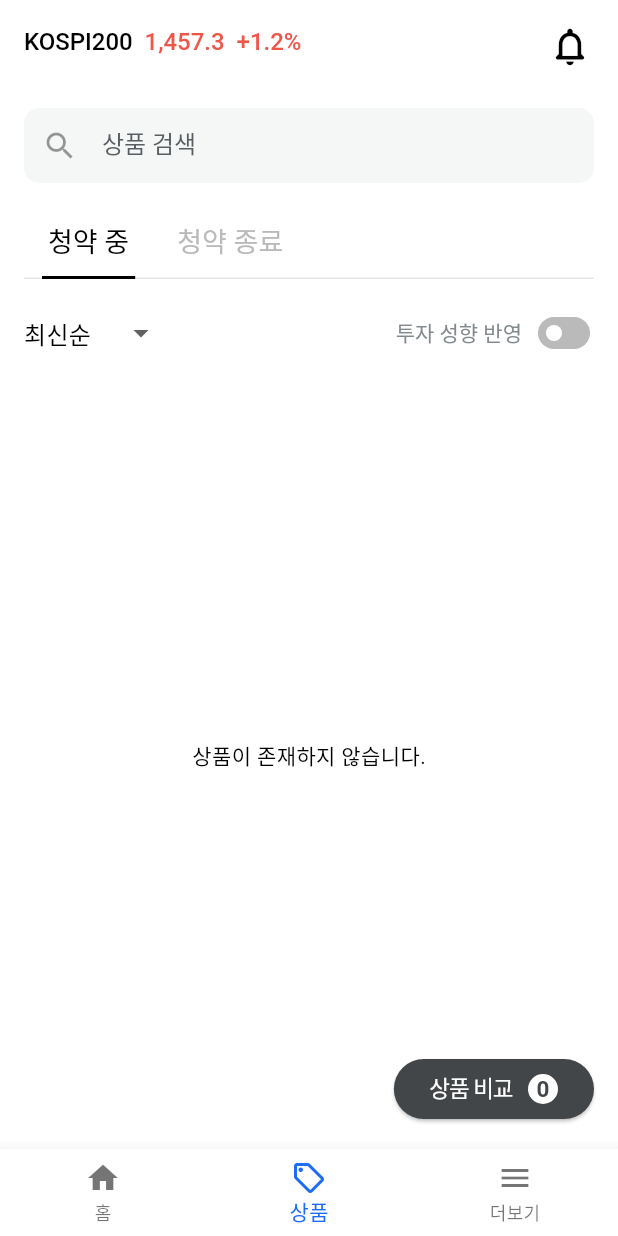
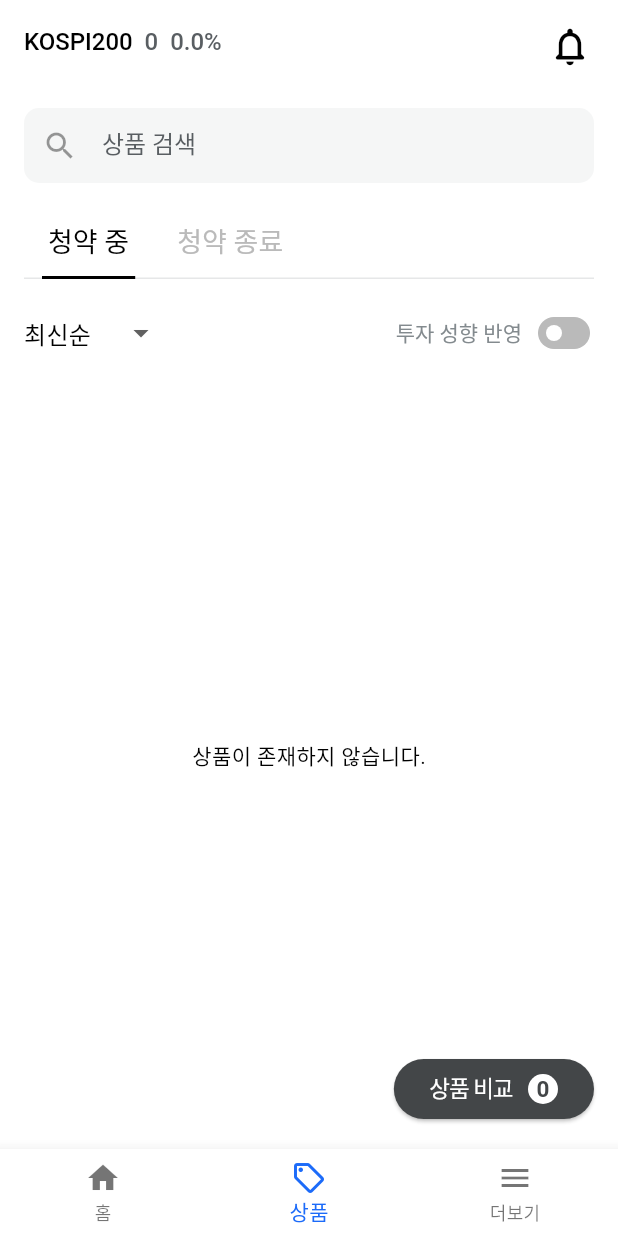
Before and after one commit to SWM-WeLike2Coding/ELSwhere-mobile, a Flutter app: the screen it shows after launch, after a tap on "구글로 계속하기", on a phone screen of 412 x 824 dp. Run offline on Flutter 3.47's test engine with Material 3 defaults, Android fonts, the phone set to English and light mode, and no system bars; drawn by our look-alikes of card_swiper, dropdown_button2; our stand-ins replace dio, flutter_dotenv, flutter_svg, google_fonts, marquee, retrofit and 2 more; missing offline and left inert: flutter_web_auth_2, yahoo_finance_data_reader; generated files the repository leaves out were written again; network calls fail; Roboto replaces fonts that are missing (Pretendard).

Commit message:
feat: 전일 대비 종가 데이터를 상품 화면 상단에 적용

```diff
--- a/lib/data/providers/ticker_symbol_provider.dart
+++ b/lib/data/providers/ticker_symbol_provider.dart
@@ -1,9 +1,16 @@
 import 'package:elswhere/data/models/dtos/response_ticker_symbol_dto.dart';
 import 'package:elswhere/data/services/els_product_service.dart';
 import 'package:flutter/material.dart';
+import 'package:yahoo_finance_data_reader/yahoo_finance_data_reader.dart';
 
 class TickerSymbolProvider extends ChangeNotifier {
   List<ResponseTickerSymbolDto> _tickers = [];
+  final List<String> _stockIndex = ['KOSPI200', 'S&P500', 'EUROSTOXX50', 'NIKKEI225', 'HSCEI'];
+  final List<String> _tickerSymbol = ['KS200', 'GSPC', 'STOXX50E', 'N225', 'HSCE'];
+  final List<double> _price = List.filled(5, 0);
+  final List<double> _rate = List.filled(5, 0);
+  final int _length = 5;
+  final _yfinanceReader = const YahooFinanceDailyReader();
   bool _isLoading = false;
 
   final ProductService _productService;
@@ -11,6 +18,11 @@ class TickerSymbolProvider extends ChangeNotifier {
   TickerSymbolProvider(this._productService);
 
   List<ResponseTickerSymbolDto> get tickers => _tickers;
+  List<String> get stockIndex => _stockIndex;
+  List<String> get tickerSymbol => _tickerSymbol;
+  List<double> get rate => _rate;
+  List<double> get price => _price;
+  int get length => _length;
   bool get isLoading => _isLoading;
 
   Future<void> fetchTickers() async {
@@ -26,4 +38,20 @@ class TickerSymbolProvider extends ChangeNotifier {
       notifyListeners();
     }
   }
+
+  Future<void> fetchStockPrices() async {
+    for(int i = 0; i < _length ; i++) {
+      final String stock = _tickerSymbol[i];
+      final now = DateTime.now();
+      final twoDaysAgo = now.subtract(const Duration(days: 2));
+      final response = await _yfinanceReader.getDailyDTOs('^$stock', startDate: twoDaysAgo);
+      final candlesData = response.candlesData;
+      if (candlesData.isNotEmpty) {
+        final day1ago = candlesData.last.close;
+        final day2ago = candlesData.first.close;
+        _price[i] = day1ago;
+        _rate[i] = (day1ago - day2ago) / day2ago * 100.0;
+      }
+    }
+  }
 }
--- a/lib/ui/screens/initial_screen.dart
+++ b/lib/ui/screens/initial_screen.dart
@@ -16,16 +16,20 @@ class InitialScreen extends StatelessWidget {
       future: Future.wait([
         Provider.of<IssuerProvider>(context, listen: false).fetchIssuers(),
         Provider.of<TickerSymbolProvider>(context, listen: false).fetchTickers(),
+        Provider.of<TickerSymbolProvider>(context, listen: false).fetchStockPrices(),
       ]),
       builder: (context, snapshot) {
         if (snapshot.connectionState == ConnectionState.waiting) {
           return Scaffold(
-            body: Column(
+            body: Center(
+              child: Column(
                 mainAxisAlignment: MainAxisAlignment.center,
+                crossAxisAlignment: CrossAxisAlignment.center,
                 children: [
                   const CircularProgressIndicator(
                     color: AppColors.mainBlue,
                   ),
+                  const SizedBox(height: 16,),
                   Text(
                     '데이터 로딩중 입니다...',
                     style: Theme.of(context).textTheme.displaySmall?.copyWith(
@@ -34,6 +38,7 @@ class InitialScreen extends StatelessWidget {
                     ),
                   ),
                 ],
+              ),
             ),
           );
         } else if (snapshot.hasError) {
--- a/lib/ui/screens/product_screen.dart
+++ b/lib/ui/screens/product_screen.dart
@@ -42,12 +42,12 @@ class _ProductScreenState extends State<ProductScreen> with SingleTickerProvider
 
   Future<void> typeChanged(BuildContext context, String? value) async {
     //TODO: ProductProvider에 따라서 on sale end sale 구분해서 refresh 해야함
-    // switch(_tabIndex) {
-      // case 0:
+    switch(_tabIndex) {
+      case 0:
         await Provider.of<ELSOnSaleProductsProvider>(context, listen: false).refreshProducts(value!);
-      // case 1:
+      case 1:
         await Provider.of<ELSEndSaleProductsProvider>(context, listen: false).refreshProducts(value!);
-    // }
+    }
     setState(() {
       selectedValue = value!;
       type = widget.itemsMap[value]!;
@@ -68,7 +68,7 @@ class _ProductScreenState extends State<ProductScreen> with SingleTickerProvider
           padding: edgeInsetsAll8,
           child: StockIndexCardSwiper(),
         ),
-        leadingWidth: 300,
+        leadingWidth: double.infinity,
         actions: [
           Padding(
             padding: edgeInsetsAll8,
@@ -80,15 +80,10 @@ class _ProductScreenState extends State<ProductScreen> with SingleTickerProvider
         ],
       ),
       body: Padding(
-        padding: const EdgeInsets.all(8.0),
+        padding: edgeInsetsAll8,
         child: Column(
           crossAxisAlignment: CrossAxisAlignment.start,
           children: [
-            // const Text(
-            //   'ELS 상품',
-            //   style: TextStyle(fontSize: 24, fontWeight: FontWeight.bold),
-            // ),
-            // const SizedBox(height: 16),
             const Row(
               children: [
                 Expanded(
@@ -222,6 +217,7 @@ class _ProductScreenState extends State<ProductScreen> with SingleTickerProvider
                 child: FittedBox(
                   fit: BoxFit.fitHeight,
                   child: CircleAvatar(
+                    backgroundColor: AppColors.contentWhite,
                     child: Text(
                       '$_count',
                       style: Theme.of(context).textTheme.labelMedium?.copyWith(
@@ -230,7 +226,6 @@ class _ProductScreenState extends State<ProductScreen> with SingleTickerProvider
                         fontWeight: FontWeight.w700,
                       ),
                     ),
-                    backgroundColor: AppColors.contentWhite,
                   ),
                 ),
               )
--- a/lib/ui/widgets/els_product_card.dart
+++ b/lib/ui/widgets/els_product_card.dart
@@ -161,8 +161,8 @@ class _ELSProductCardState extends State<ELSProductCard> {
               ),
               AnimatedContainer(
                 curve: Curves.fastOutSlowIn,
-                duration: Duration(milliseconds: 500),
-                transform: Matrix4.translationValues(isSelected ? -190 : 0, 0, 0),
+                duration: const Duration(milliseconds: 500),
+                transform: Matrix4.translationValues(isSelected ? -200 : 0, 0, 0),
                 child: Container(
                   height: cardHeight,
                   padding: edgeInsetsAll16,
@@ -179,11 +179,11 @@ class _ELSProductCardState extends State<ELSProductCard> {
                       Column(
                         children: [
                           CircleAvatar(
+                            backgroundColor: const Color(0xFFF5F6F6),
                             child: Padding(
-                              padding: const EdgeInsets.all(4.0),
+                              padding: edgeInsetsAll4,
                               child: Image.asset(Assets.iconHana),
                             ),
-                            backgroundColor: const Color(0xFFF5F6F6),
                           ),
                         ],
                       ),
--- a/lib/ui/widgets/stock_index_card_swiper.dart
+++ b/lib/ui/widgets/stock_index_card_swiper.dart
@@ -1,70 +1,97 @@
+import 'package:card_swiper/card_swiper.dart';
 import 'package:elswhere/config/app_resource.dart';
+import 'package:elswhere/data/providers/ticker_symbol_provider.dart';
 import 'package:flutter/material.dart';
-import 'package:card_swiper/card_swiper.dart';
 import 'package:intl/intl.dart';
+import 'package:provider/provider.dart';
 
 class StockIndexCardSwiper extends StatefulWidget {
-  final List<String> stockIndex = [
-    'KOSPI200', 'S&P500', 'EUROSTOXX50'
-  ];
-  final List<double> price = [
-    1457.3, 22345.4, 5656.7
-  ];
-  final List<double> rate = [
-    1.2, -3.4, 5.6
-  ];
-
-  StockIndexCardSwiper({super.key});
+  const StockIndexCardSwiper({super.key});
 
   @override
-  State<StockIndexCardSwiper> createState() => _StockIndexCardSwiperState();
+  State<StockIndexCardSwiper> createState() => StockIndexCardSwiperState();
 }
 
-class _StockIndexCardSwiperState extends State<StockIndexCardSwiper> {
+class StockIndexCardSwiperState extends State<StockIndexCardSwiper> {
   final NumberFormat priceFormat = NumberFormat.decimalPattern();
   final NumberFormat percentageFormat = NumberFormat.percentPattern();
 
   @override
   Widget build(BuildContext context) {
-    return Padding(
+    return Consumer<TickerSymbolProvider>(
+      builder: (context, tickerSymbolProvider, child) {
+        if (tickerSymbolProvider.isLoading && tickerSymbolProvider.stockIndex.isEmpty) {
+          return const Center(child: CircularProgressIndicator());
+        } else if (tickerSymbolProvider.stockIndex.isEmpty) {
+          return const Center(child: Text('준비 중입니다.'));
+        } else {
+          return IgnorePointer(
+            child: Padding(
               padding: edgeInsetsAll8,
               child: Swiper(
                 itemBuilder: (context, index) {
                   return Row(
                     children: [
                       Text(
-                widget.stockIndex[index],
-                style: Theme.of(context).textTheme.headlineSmall?.copyWith(
+                        tickerSymbolProvider.stockIndex[index],
+                        style: Theme
+                            .of(context)
+                            .textTheme
+                            .headlineSmall
+                            ?.copyWith(
                           letterSpacing: -0.02,
                         ),
                       ),
                       const SizedBox(width: 8),
                       Text(
-                priceFormat.format(widget.price[index]),
-                style: Theme.of(context).textTheme.headlineSmall?.copyWith(
-                  color: widget.rate[index] > 0 ? AppColors.contentRed : AppColors.mainBlue,
+                        priceFormat.format(tickerSymbolProvider.price[index]),
+                        style: Theme
+                            .of(context)
+                            .textTheme
+                            .headlineSmall
+                            ?.copyWith(
+                          color: tickerSymbolProvider.rate[index] > 0
+                              ? AppColors.contentRed
+                              : (tickerSymbolProvider.rate[index] != 0
+                              ? AppColors.mainBlue
+                              : Color(0xFF595E62)),
                           letterSpacing: -0.02,
                         ),
                       ),
                       const SizedBox(width: 8),
                       Text(
-                // percentageFormat.format(widget.rate[index]),
-                '${widget.rate[index] > 0 ? '+' : ''}${widget.rate[index]}%',
-                style: Theme.of(context).textTheme.headlineSmall?.copyWith(
-                  color: widget.rate[index] > 0 ? AppColors.contentRed : AppColors.mainBlue,
+                        // percentageFormat.format(tickerSymbolProvider.rate[index]),
+                        '${tickerSymbolProvider.rate[index] > 0
+                            ? '+'
+                            : ''}${tickerSymbolProvider.rate[index]
+                            .toStringAsPrecision(2)}%',
+                        style: Theme
+                            .of(context)
+                            .textTheme
+                            .headlineSmall
+                            ?.copyWith(
+                          color: tickerSymbolProvider.rate[index] > 0
+                              ? AppColors.contentRed
+                              : (tickerSymbolProvider.rate[index] != 0
+                              ? AppColors.mainBlue
+                              : Color(0xFF595E62)),
                           letterSpacing: -0.02,
                         ),
                       ),
                     ],
                   );
                 },
-        itemCount: 3,
+                itemCount: tickerSymbolProvider.length,
                 autoplay: true,
-        autoplayDelay: 5000,
+                autoplayDelay: 4000,
                 scrollDirection: Axis.vertical,
                 axisDirection: AxisDirection.down,
                 duration: 1000,
-      )
+              ),
+            ),
+          );
+        }
+      },
     );
   }
 }
```
Lines whose indentation alone changed are shown as unchanged.
